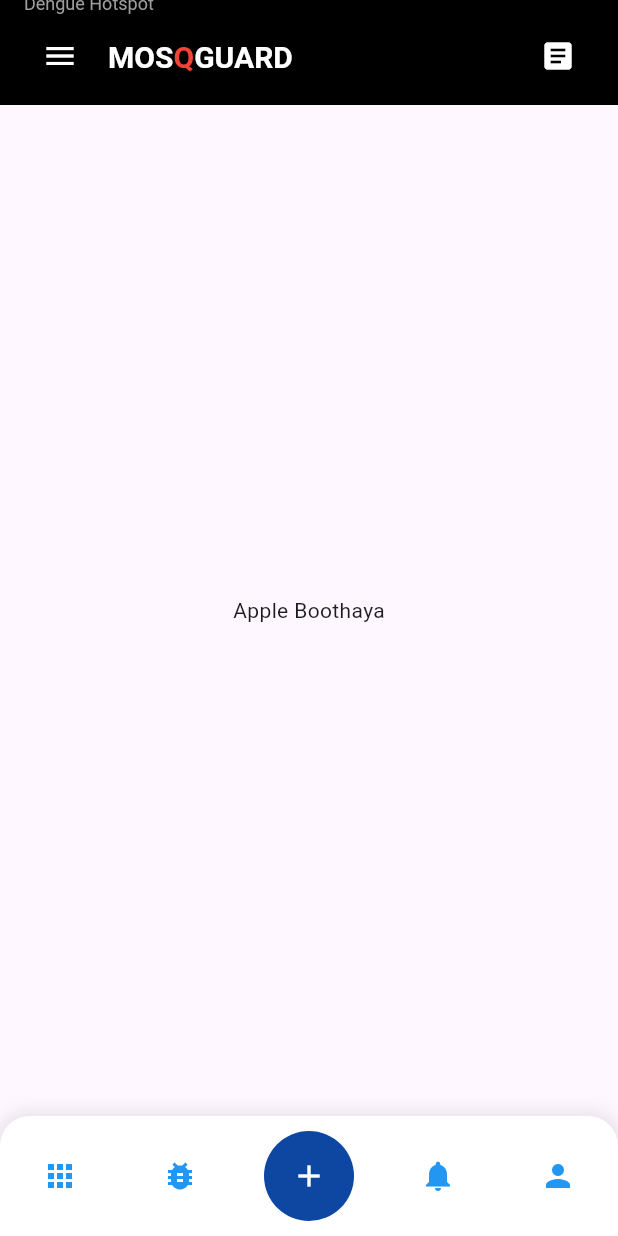
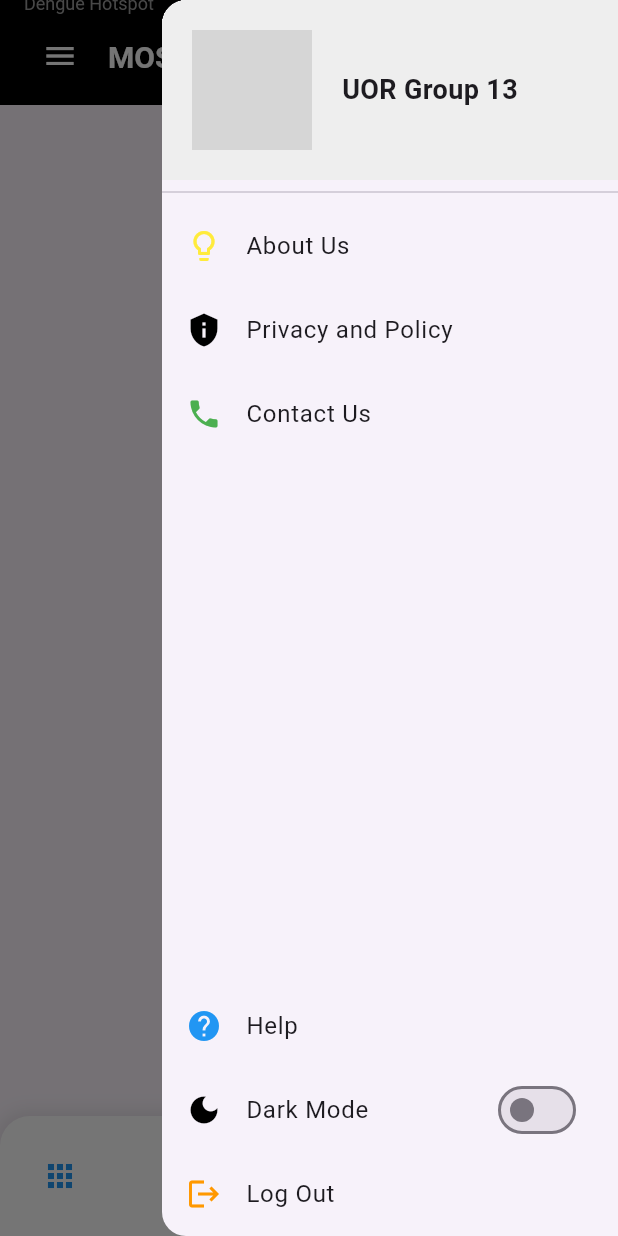
Before and after one commit to thanujaDev26/MOSQGUARD, a Flutter app: the Home screen opened directly, with the side drawer open (before the commit the screen has no drawer), on a phone screen of 412 x 824 dp. Run offline on Flutter 3.47's test engine with Material 3 defaults, Android fonts, the phone set to English and light mode, and no system bars; network calls fail; grey boxes are pictures that could not be loaded.

Commit message:
Drawer done

```diff
--- /dev/null
+++ b/lib/pages/Appbar/Drawer.dart
@@ -0,0 +1,85 @@
+import 'package:flutter/material.dart';
+
+class CustomDrawer extends StatelessWidget {
+  const CustomDrawer({super.key});
+
+  @override
+  Widget build(BuildContext context) {
+    return Drawer(
+      child: Column(
+        crossAxisAlignment: CrossAxisAlignment.start,
+        children: [
+          // Profile section
+          Container(
+            padding: const EdgeInsets.all(20),
+            color: Colors.grey[200],
+            child: Row(
+              children: [
+                CircleAvatar(
+                  radius: 40,
+                  backgroundImage: NetworkImage(
+                    'https://via.placeholder.com/150', // Replace with user profile image URL
+                  ),
+                ),
+                const SizedBox(width: 20),
+                Column(
+                  crossAxisAlignment: CrossAxisAlignment.start,
+                  children: const [
+                    Text(
+                      'UOR Group 13',
+                      style: TextStyle(
+                        fontWeight: FontWeight.bold,
+                        fontSize: 18,
+                      ),
+                    ),
+                  ],
+                ),
+              ],
+            ),
+          ),
+          const Divider(),
+          // Options
+          ListTile(
+            leading: const Icon(Icons.lightbulb_outline, color: Colors.yellow),
+            title: const Text('About Us'),
+            onTap: () {},
+          ),
+          ListTile(
+            leading: const Icon(Icons.privacy_tip, color: Colors.black),
+            title: const Text('Privacy and Policy'),
+            onTap: () {},
+          ),
+          ListTile(
+            leading: const Icon(Icons.phone, color: Colors.green),
+            title: const Text('Contact Us'),
+            onTap: () {},
+          ),
+          const Spacer(),
+          // Additional options at the bottom
+          ListTile(
+            leading: const Icon(Icons.help, color: Colors.blue),
+            title: const Text('Help'),
+            onTap: () {},
+          ),
+          ListTile(
+            leading: const Icon(Icons.dark_mode, color: Colors.black),
+            title: const Text('Dark Mode'),
+            trailing: Switch(
+              value: false,
+              onChanged: (bool value) {
+                // Handle dark mode toggle
+              },
+            ),
+          ),
+          ListTile(
+            leading: const Icon(Icons.logout, color: Colors.orange),
+            title: const Text('Log Out'),
+            onTap: () {
+              // Handle log out action
+            },
+          ),
+        ],
+      ),
+    );
+  }
+}
--- a/lib/pages/Appbar/Header.dart
+++ b/lib/pages/Appbar/Header.dart
@@ -1,4 +1,5 @@
 import 'package:flutter/material.dart';
+import 'package:mosqguard/pages/Appbar/Drawer.dart';
 
 class CustomAppBar extends StatelessWidget implements PreferredSizeWidget {
   const CustomAppBar({super.key});
@@ -31,7 +32,8 @@ class CustomAppBar extends StatelessWidget implements PreferredSizeWidget {
                   IconButton(
                     icon: const Icon(Icons.menu, color: Colors.white),
                     onPressed: () {
-                      // Menu button action
+                      // Open the end drawer (ensuring the scaffold context is found properly)
+                      Scaffold.maybeOf(context)?.openEndDrawer();
                     },
                   ),
                   const SizedBox(width: 8),
@@ -69,7 +71,8 @@ class CustomAppBar extends StatelessWidget implements PreferredSizeWidget {
               IconButton(
                 icon: const Icon(Icons.article, color: Colors.white),
                 onPressed: () {
-                  // News button action
+                  // Action for news button
+                  debugPrint('News button clicked');
                 },
               ),
             ],
--- a/lib/pages/dashboard/home.dart
+++ b/lib/pages/dashboard/home.dart
@@ -2,6 +2,7 @@ import 'package:flutter/material.dart';
 import 'package:mosqguard/pages/Appbar/Header.dart';
 import 'package:mosqguard/pages/Appbar/Footer.dart';
 import 'package:mosqguard/pages/dashboard/HomeBody.dart';
+import 'package:mosqguard/pages/Appbar/Drawer.dart';
 
 class Home extends StatelessWidget {
   const Home({super.key});
@@ -10,6 +11,7 @@ class Home extends StatelessWidget {
   Widget build(BuildContext context) {
     return Scaffold(
       appBar: const CustomAppBar(), // Use the custom AppBar here
+      endDrawer: const CustomDrawer(),
       body: Center(
         child: CustomHome(),
       ),
```
